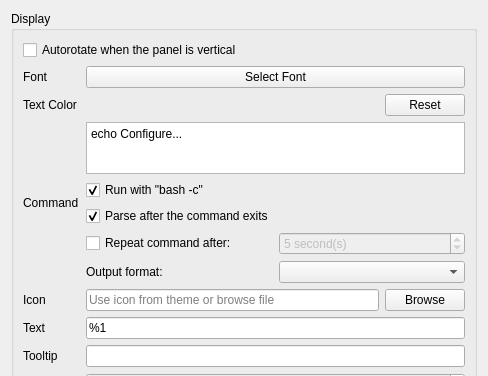
Qt form plugin-customcommand/lxqtcustomcommandconfiguration.ui (lxqt/lxqt-panel) before a commit; both pictures show x 0 to 488 and y 0 to 376 of the 488 by 572 pixel window.
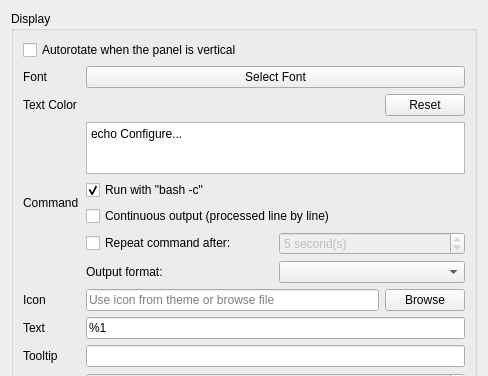
The same form after that commit. Custom widgets are drawn as their Qt base class.

Diff of the .ui file:
```diff
--- a/plugin-customcommand/lxqtcustomcommandconfiguration.ui
+++ b/plugin-customcommand/lxqtcustomcommandconfiguration.ui
@@ -297,10 +297,10 @@
         <item row="5" column="1">
          <widget class="QCheckBox" name="parseOnExitCheckBox">
           <property name="text">
-           <string>Parse after the command exits</string>
+           <string>Continuous output (processed line by line)</string>
           </property>
           <property name="checked">
-           <bool>true</bool>
+           <bool>false</bool>
           </property>
          </widget>
         </item>
```
Left out of the diff: 4 changed lines with no effect on the pictures.
